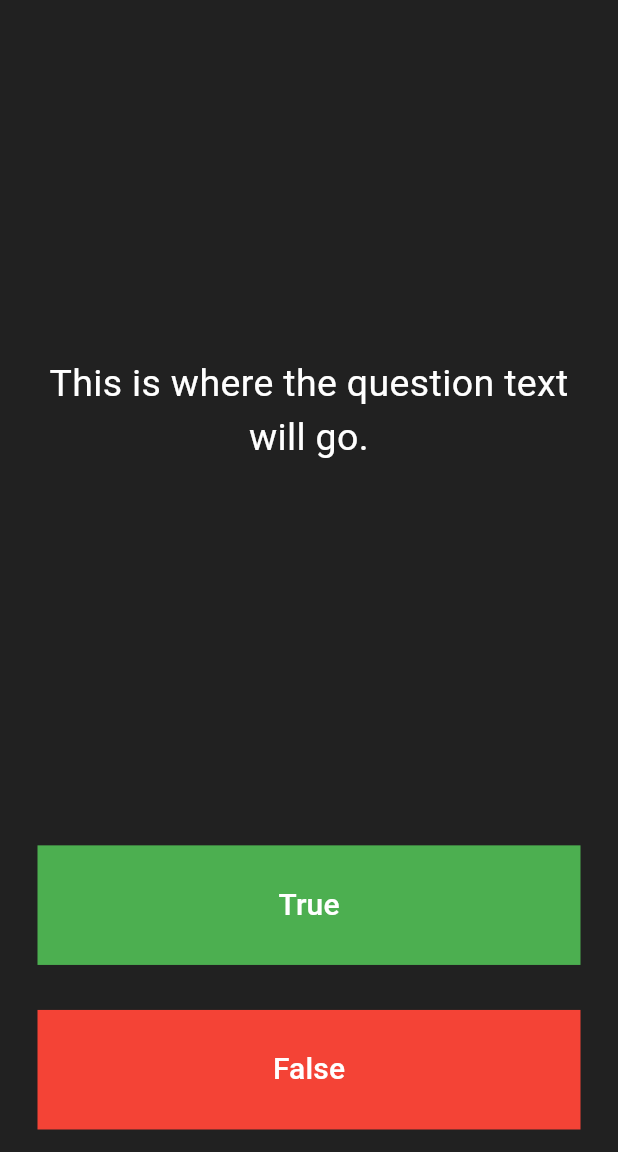
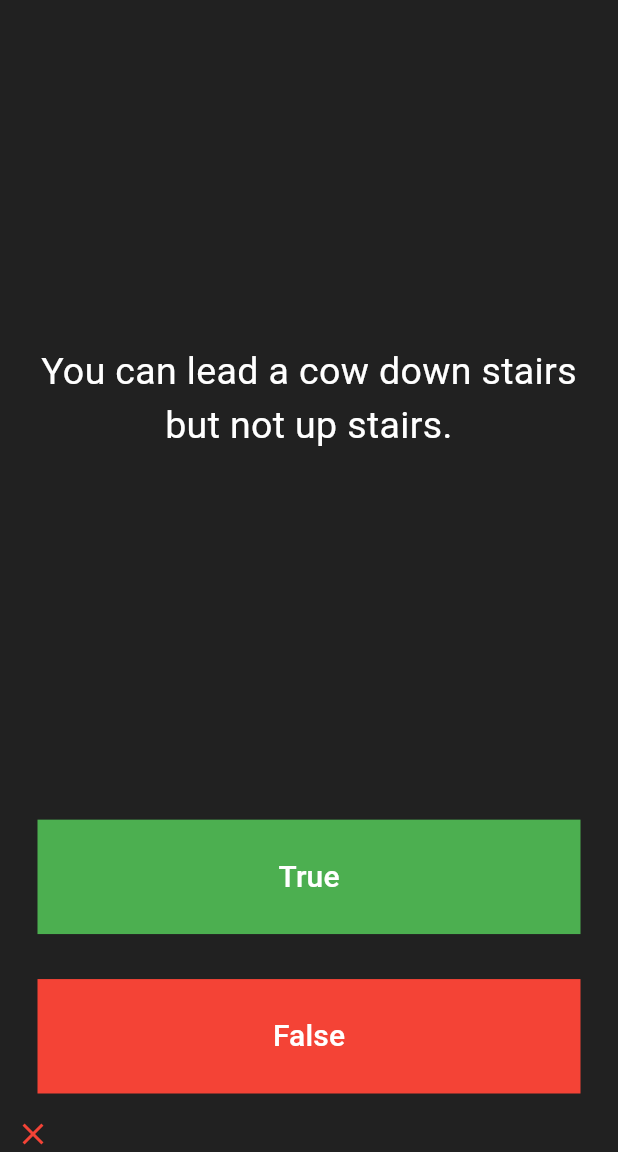
Before and after one commit to dshreddy/quizzler-flutter, a Flutter app: the screen it shows after launch, after a tap on "True", on a phone screen of 412 x 824 dp, the part 84-1236 px from its top. Run offline on Flutter 3.47's test engine with Material 3 defaults, Android fonts, the phone set to English and light mode, and no system bars; our stand-ins replace rflutter_alert.

Commit message:
version 0

```diff
--- a/lib/main.dart
+++ b/lib/main.dart
@@ -1,4 +1,7 @@
 import 'package:flutter/material.dart';
+import 'package:rflutter_alert/rflutter_alert.dart';
+
+import 'questions.dart';
 
 void main() => runApp(const Quizzler());
 
@@ -35,21 +38,69 @@
 }
 
 class _QuizPageState extends State<QuizPage> {
+  List<Widget> scoreKeeper = [];
+  int questionIndex = 0;
+  String currentQuestion = "";
+
+  void checkAnswer(bool button) {
+    return setState(() {
+      if (questionIndex < questions.length) {
+        if (questions[questionIndex].answer == button) {
+          scoreKeeper.add(
+            const Icon(
+              Icons.check,
+              color: Colors.green,
+            ),
+          );
+        } else {
+          scoreKeeper.add(
+            const Icon(
+              Icons.close,
+              color: Colors.red,
+            ),
+          );
+        }
+        questionIndex++;
+        if (questionIndex < questions.length) {
+          currentQuestion = questions[questionIndex].question;
+        } else {
+          currentQuestion = "We reached the end of the quiz";
+        }
+      } else {
+        // currentQuestion = "We reached the end of the quiz";
+        Alert(
+          context: context,
+          title: "Quiz ended",
+          desc: "Press cancel & exit the app",
+        ).show();
+      }
+    });
+  }
+
+  @override
+  void initState() {
+    super.initState();
+    // Initialize currentQuestion in the initState method.
+    currentQuestion = questions[questionIndex].question;
+  }
+
   @override
   Widget build(BuildContext context) {
     return Column(
       mainAxisAlignment: MainAxisAlignment.spaceBetween,
       crossAxisAlignment: CrossAxisAlignment.stretch,
       children: <Widget>[
-        const Expanded(
+        // Question Text
+        Expanded(
+          // flex 5 ensures the space occupied by the question box is 5 * the true & false buttons
           flex: 5,
           child: Padding(
-            padding: EdgeInsets.all(10.0),
+            padding: const EdgeInsets.all(10.0),
             child: Center(
               child: Text(
-                'This is where the question text will go.',
+                currentQuestion,
                 textAlign: TextAlign.center,
-                style: TextStyle(
+                style: const TextStyle(
                   fontSize: 25.0,
                   color: Colors.white,
                 ),
@@ -57,6 +108,7 @@
             ),
           ),
         ),
+        // True Button
         Expanded(
           child: Padding(
             padding: const EdgeInsets.all(15.0),
@@ -71,12 +123,13 @@
                   ),
                 ),
                 onPressed: () {
-                  //The user picked true.
+                  checkAnswer(true);
                 },
               ),
             ),
           ),
         ),
+        // False Button
         Expanded(
           child: Padding(
             padding: const EdgeInsets.all(15.0),
@@ -91,20 +144,17 @@
                   ),
                 ),
                 onPressed: () {
-                  //The user picked false.
+                  checkAnswer(false);
                 },
               ),
             ),
           ),
         ),
-        //TODO: Add a Row here as your score keeper
+        //Score keeper
+        Row(
+          children: scoreKeeper,
+        ),
       ],
     );
   }
 }
-
-/*
-question1: 'You can lead a cow down stairs but not up stairs.', false,
-question2: 'Approximately one quarter of human bones are in the feet.', true,
-question3: 'A slug\'s blood is green.', true,
-*/
--- /dev/null
+++ b/lib/questions.dart
@@ -0,0 +1,15 @@
+class Questions {
+  String question = "";
+  bool answer = false;
+
+  Questions(String questionText, bool questionAnswer) {
+    question = questionText;
+    answer = questionAnswer;
+  }
+}
+
+List<Questions> questions = [
+  Questions('You can lead a cow down stairs but not up stairs.', false),
+  Questions('You can lead a cow down stairs but not up stairs.', true),
+  Questions('A slug\'s blood is green.', true),
+];
--- a/pubspec.yaml
+++ b/pubspec.yaml
@@ -35,6 +35,7 @@ dependencies:
   # The following adds the Cupertino Icons font to your application.
   # Use with the CupertinoIcons class for iOS style icons.
   cupertino_icons: ^1.0.2
+  rflutter_alert: ^2.0.7
 
 dev_dependencies:
   flutter_test:
```
Also changed, not shown: pubspec.lock, 1 other file.
